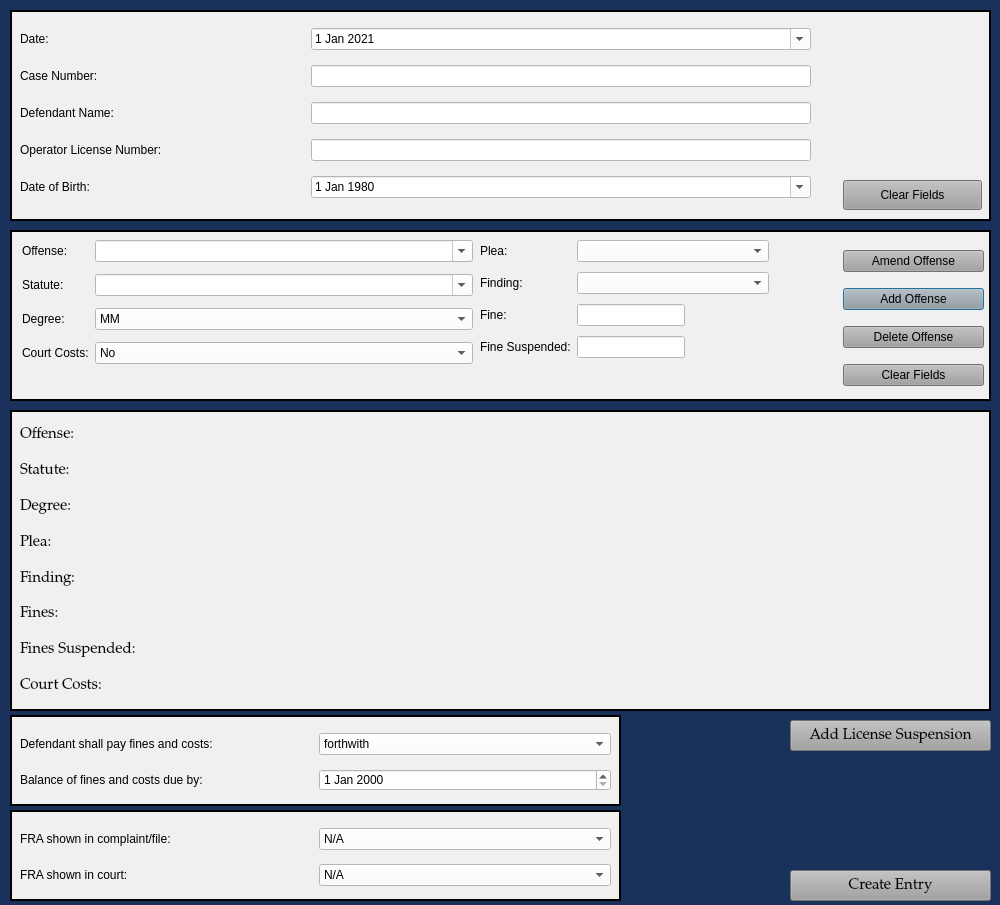
Above: resources/ui/TrafficCaseInformationDialog.ui from HunterProgram22/MuniEntry before the change. Below: the same form after it.
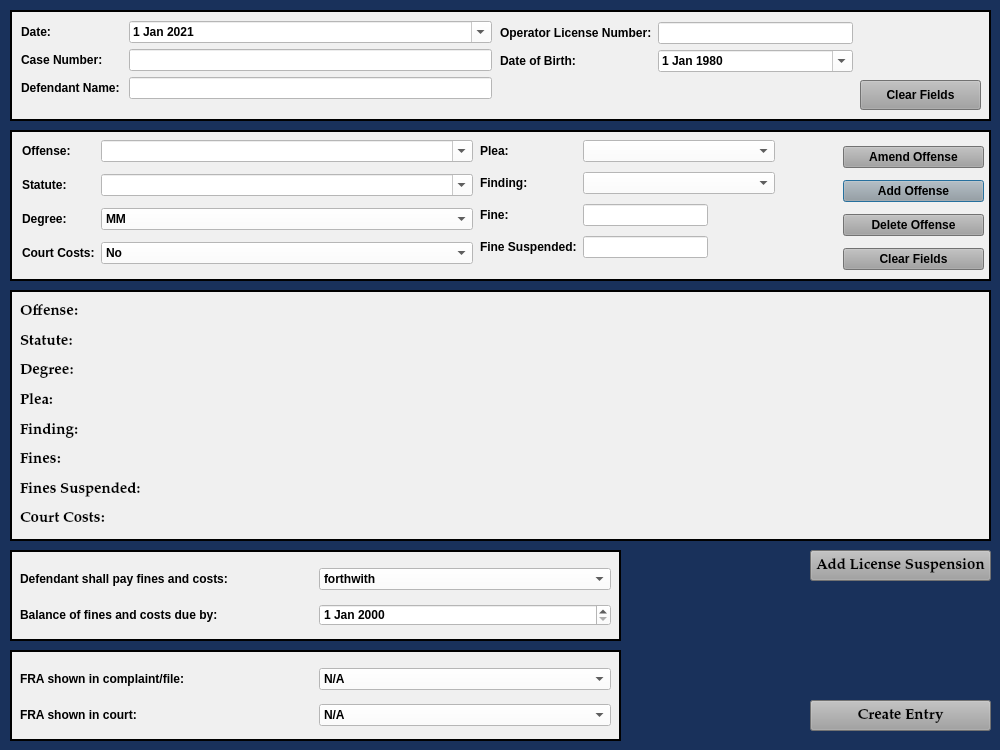
That is the form after the change.

Commit message: Resized Traffic dialog.

```diff
--- a/resources/ui/TrafficCaseInformationDialog.ui
+++ b/resources/ui/TrafficCaseInformationDialog.ui
@@ -10,11 +10,11 @@
     <x>0</x>
     <y>0</y>
     <width>1000</width>
-    <height>905</height>
+    <height>750</height>
    </rect>
   </property>
   <property name="sizePolicy">
-   <sizepolicy hsizetype="Preferred" vsizetype="Preferred">
+   <sizepolicy hsizetype="Fixed" vsizetype="Preferred">
     <horstretch>0</horstretch>
     <verstretch>0</verstretch>
    </sizepolicy>
@@ -22,7 +22,7 @@
   <property name="minimumSize">
    <size>
     <width>1000</width>
-    <height>905</height>
+    <height>750</height>
    </size>
   </property>
   <property name="maximumSize">
@@ -126,9 +126,9 @@
    <font>
     <family>Palatino Linotype</family>
     <pointsize>11</pointsize>
-    <weight>9</weight>
+    <weight>75</weight>
     <italic>false</italic>
-    <bold>false</bold>
+    <bold>true</bold>
    </font>
   </property>
   <property name="windowTitle">
@@ -140,15 +140,18 @@
   <property name="styleSheet">
    <string notr="true">background-color: rgb(25, 49, 91);
 font: 75 11pt &quot;Palatino Linotype&quot;;
-</string>
+font-weight: bold;</string>
+  </property>
+  <property name="modal">
+   <bool>true</bool>
   </property>
   <widget class="QFrame" name="frame">
    <property name="geometry">
     <rect>
      <x>10</x>
-     <y>230</y>
+     <y>130</y>
      <width>981</width>
-     <height>171</height>
+     <height>151</height>
     </rect>
    </property>
    <property name="sizePolicy">
@@ -180,7 +183,7 @@
       <x>12</x>
       <y>10</y>
       <width>451</width>
-      <height>151</height>
+      <height>138</height>
      </rect>
     </property>
     <layout class="QFormLayout" name="formLayout">
@@ -315,7 +318,7 @@
       <x>833</x>
       <y>10</y>
       <width>141</width>
-      <height>156</height>
+      <height>136</height>
      </rect>
     </property>
     <layout class="QGridLayout" name="gridLayout">
@@ -376,7 +379,7 @@
       <x>470</x>
       <y>10</y>
       <width>349</width>
-      <height>151</height>
+      <height>136</height>
      </rect>
     </property>
     <layout class="QFormLayout" name="formLayout_2">
@@ -533,18 +536,18 @@
    <property name="geometry">
     <rect>
      <x>10</x>
-     <y>410</y>
+     <y>290</y>
      <width>981</width>
-     <height>301</height>
+     <height>251</height>
     </rect>
    </property>
    <property name="font">
     <font>
      <family>Palatino Linotype</family>
      <pointsize>11</pointsize>
-     <weight>9</weight>
+     <weight>75</weight>
      <italic>false</italic>
-     <bold>false</bold>
+     <bold>true</bold>
     </font>
    </property>
    <property name="styleSheet">
@@ -565,7 +568,7 @@
       <x>10</x>
       <y>10</y>
       <width>961</width>
-      <height>281</height>
+      <height>231</height>
      </rect>
     </property>
     <layout class="QGridLayout" name="charges_gridLayout">
@@ -575,9 +578,9 @@
         <font>
          <family>Palatino Linotype</family>
          <pointsize>11</pointsize>
-         <weight>9</weight>
+         <weight>75</weight>
          <italic>false</italic>
-         <bold>false</bold>
+         <bold>true</bold>
         </font>
        </property>
        <property name="text">
@@ -591,9 +594,9 @@
         <font>
          <family>Palatino Linotype</family>
          <pointsize>11</pointsize>
-         <weight>9</weight>
+         <weight>75</weight>
          <italic>false</italic>
-         <bold>false</bold>
+         <bold>true</bold>
         </font>
        </property>
        <property name="text">
@@ -607,9 +610,9 @@
         <font>
          <family>Palatino Linotype</family>
          <pointsize>11</pointsize>
-         <weight>9</weight>
+         <weight>75</weight>
          <italic>false</italic>
-         <bold>false</bold>
+         <bold>true</bold>
         </font>
        </property>
        <property name="text">
@@ -623,9 +626,9 @@
         <font>
          <family>Palatino Linotype</family>
          <pointsize>11</pointsize>
-         <weight>9</weight>
+         <weight>75</weight>
          <italic>false</italic>
-         <bold>false</bold>
+         <bold>true</bold>
         </font>
        </property>
        <property name="text">
@@ -642,9 +645,9 @@
         <font>
          <family>Palatino Linotype</family>
          <pointsize>11</pointsize>
-         <weight>9</weight>
+         <weight>75</weight>
          <italic>false</italic>
-         <bold>false</bold>
+         <bold>true</bold>
         </font>
        </property>
        <property name="text">
@@ -658,9 +661,9 @@
         <font>
          <family>Palatino Linotype</family>
          <pointsize>11</pointsize>
-         <weight>9</weight>
+         <weight>75</weight>
          <italic>false</italic>
-         <bold>false</bold>
+         <bold>true</bold>
         </font>
        </property>
        <property name="text">
@@ -674,9 +677,9 @@
         <font>
          <family>Palatino Linotype</family>
          <pointsize>11</pointsize>
-         <weight>9</weight>
+         <weight>75</weight>
          <italic>false</italic>
-         <bold>false</bold>
+         <bold>true</bold>
         </font>
        </property>
        <property name="text">
@@ -690,9 +693,9 @@
         <font>
          <family>Palatino Linotype</family>
          <pointsize>11</pointsize>
-         <weight>9</weight>
+         <weight>75</weight>
          <italic>false</italic>
-         <bold>false</bold>
+         <bold>true</bold>
         </font>
        </property>
        <property name="text">
@@ -709,7 +712,7 @@
      <x>10</x>
      <y>10</y>
      <width>981</width>
-     <height>211</height>
+     <height>111</height>
     </rect>
    </property>
    <property name="sizePolicy">
@@ -734,9 +737,9 @@
    <widget class="QPushButton" name="pushButton_2">
     <property name="geometry">
      <rect>
-      <x>833</x>
-      <y>170</y>
-      <width>139</width>
+      <x>850</x>
+      <y>70</y>
+      <width>121</width>
       <height>30</height>
      </rect>
     </property>
@@ -750,16 +753,16 @@
      <string>Clear Fields</string>
     </property>
    </widget>
-   <widget class="QWidget" name="layoutWidget">
+   <widget class="QWidget" name="">
     <property name="geometry">
      <rect>
-      <x>10</x>
-      <y>9</y>
-      <width>791</width>
-      <height>191</height>
+      <x>11</x>
+      <y>11</y>
+      <width>471</width>
+      <height>93</height>
      </rect>
     </property>
-    <layout class="QGridLayout" name="gridLayout_3">
+    <layout class="QFormLayout" name="formLayout_3">
      <item row="0" column="0">
       <widget class="QLabel" name="label_3">
        <property name="text">
@@ -834,7 +837,19 @@
        </property>
       </widget>
      </item>
-     <item row="3" column="0">
+    </layout>
+   </widget>
+   <widget class="QWidget" name="">
+    <property name="geometry">
+     <rect>
+      <x>490</x>
+      <y>12</y>
+      <width>353</width>
+      <height>60</height>
+     </rect>
+    </property>
+    <layout class="QFormLayout" name="formLayout_4">
+     <item row="0" column="0">
       <widget class="QLabel" name="label_4">
        <property name="toolTip">
         <string/>
@@ -844,7 +859,7 @@
        </property>
       </widget>
      </item>
-     <item row="3" column="1">
+     <item row="0" column="1">
       <widget class="QLineEdit" name="defendant_attorney_name">
        <property name="maximumSize">
         <size>
@@ -857,7 +872,7 @@
        </property>
       </widget>
      </item>
-     <item row="4" column="0">
+     <item row="1" column="0">
       <widget class="QLabel" name="label_5">
        <property name="toolTip">
         <string/>
@@ -867,7 +882,7 @@
        </property>
       </widget>
      </item>
-     <item row="4" column="1">
+     <item row="1" column="1">
       <widget class="QDateEdit" name="dateEdit">
        <property name="styleSheet">
         <string notr="true">background-color: rgb(255, 255, 255);</string>
@@ -894,7 +909,7 @@
    <property name="geometry">
     <rect>
      <x>10</x>
-     <y>715</y>
+     <y>550</y>
      <width>611</width>
      <height>91</height>
     </rect>
@@ -975,9 +990,9 @@
   <widget class="QPushButton" name="createEntryButton">
    <property name="geometry">
     <rect>
-     <x>790</x>
-     <y>870</y>
-     <width>201</width>
+     <x>810</x>
+     <y>700</y>
+     <width>181</width>
      <height>31</height>
     </rect>
    </property>
@@ -996,7 +1011,7 @@
    <property name="geometry">
     <rect>
      <x>10</x>
-     <y>810</y>
+     <y>650</y>
      <width>611</width>
      <height>91</height>
     </rect>
@@ -1087,9 +1102,9 @@
   <widget class="QPushButton" name="createEntryButton_2">
    <property name="geometry">
     <rect>
-     <x>790</x>
-     <y>720</y>
-     <width>201</width>
+     <x>810</x>
+     <y>550</y>
+     <width>181</width>
      <height>31</height>
     </rect>
    </property>
```
Left out of the diff: 150 changed lines with no effect on the pictures. The commit also changes 4 other files.
